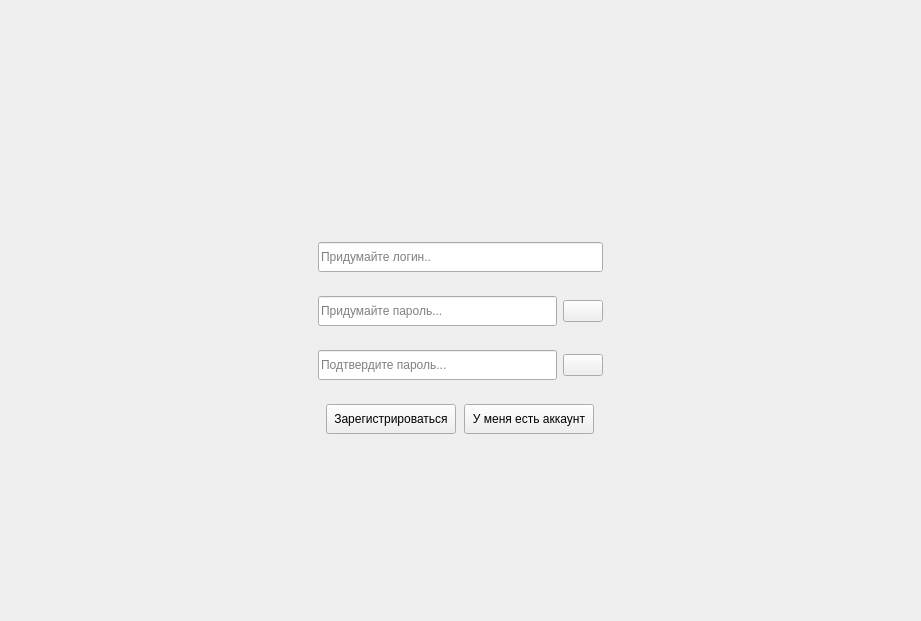
Before: the Qt Designer form mainwindow.ui in focy322/simple_perepiska_desk, drawn with Qt 5.
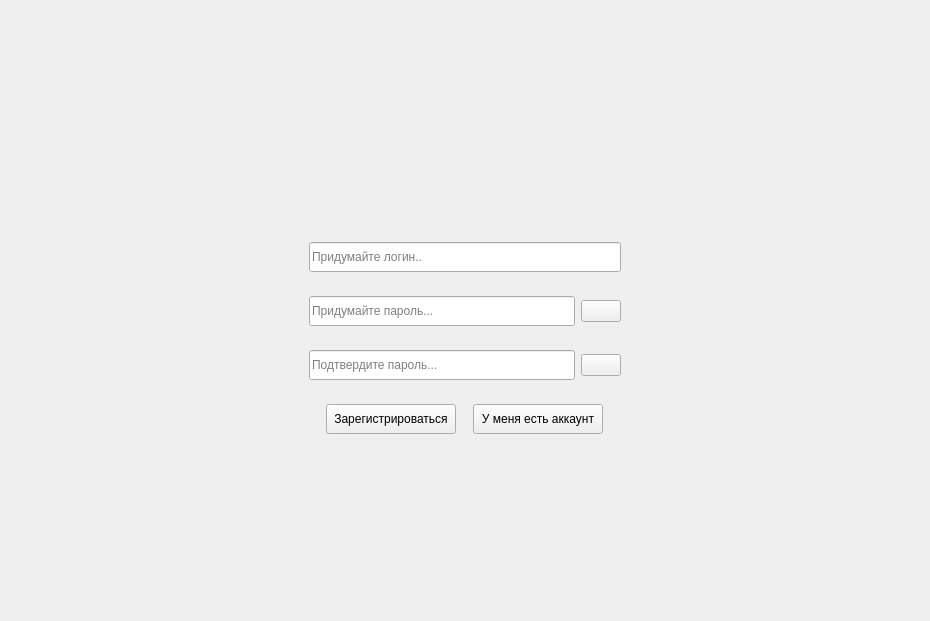
After: the same form once the commit is applied. The open tabs and pages were chosen to show the change. Icons and pictures are not drawn.

```diff
--- a/mainwindow.ui
+++ b/mainwindow.ui
@@ -23,7 +23,7 @@
    <string notr="true"/>
   </property>
   <widget class="QWidget" name="centralwidget">
-   <layout class="QVBoxLayout" name="verticalLayout_3">
+   <layout class="QHBoxLayout" name="horizontalLayout">
     <property name="spacing">
      <number>0</number>
     </property>
@@ -255,15 +255,35 @@
            </layout>
           </widget>
           <widget class="QWidget" name="pageRegistration">
-           <layout class="QVBoxLayout" name="verticalLayout_4">
+           <layout class="QHBoxLayout" name="horizontalLayout_3">
+            <property name="spacing">
+             <number>0</number>
+            </property>
+            <property name="leftMargin">
+             <number>0</number>
+            </property>
+            <property name="topMargin">
+             <number>0</number>
+            </property>
+            <property name="rightMargin">
+             <number>0</number>
+            </property>
+            <property name="bottomMargin">
+             <number>0</number>
+            </property>
+            <item>
+             <layout class="QVBoxLayout" name="registrationLayout">
             <item>
              <spacer name="verticalSpacerTopRegistration">
               <property name="orientation">
                <enum>Qt::Orientation::Vertical</enum>
               </property>
+                <property name="sizeType">
+                 <enum>QSizePolicy::Policy::Expanding</enum>
+                </property>
               <property name="sizeHint" stdset="0">
                <size>
-                <width>20</width>
+                  <width>17</width>
                 <height>134</height>
                </size>
               </property>
@@ -279,11 +299,17 @@
               </property>
               <property name="minimumSize">
                <size>
-                <width>300</width>
+                  <width>330</width>
                 <height>300</height>
                </size>
               </property>
-              <layout class="QVBoxLayout" name="verticalLayout_2">
+                <property name="maximumSize">
+                 <size>
+                  <width>330</width>
+                  <height>300</height>
+                 </size>
+                </property>
+                <layout class="QVBoxLayout" name="verticalLayout_4">
                <item>
                 <widget class="QLabel" name="succesRegistrationLabel">
                  <property name="sizePolicy">
@@ -464,11 +490,13 @@
               </property>
               <property name="sizeHint" stdset="0">
                <size>
-                <width>20</width>
+                  <width>17</width>
                 <height>133</height>
                </size>
               </property>
              </spacer>
+              </item>
+             </layout>
             </item>
            </layout>
           </widget>
```
Left out of the diff: 36 changed lines with no effect on the pictures. Lines whose indentation alone changed are shown as unchanged.
